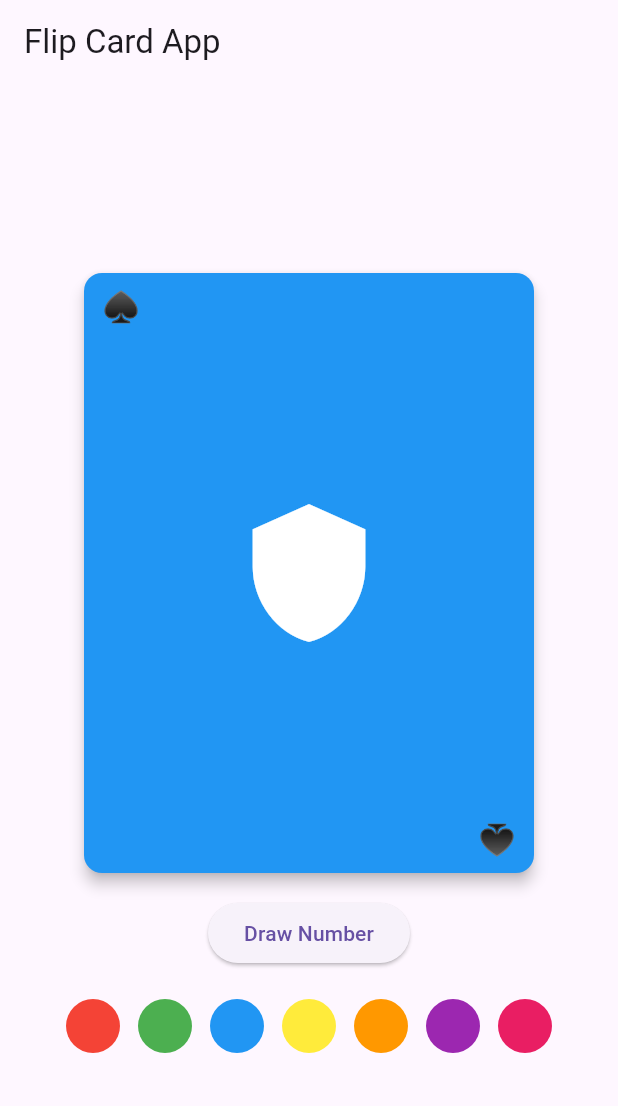
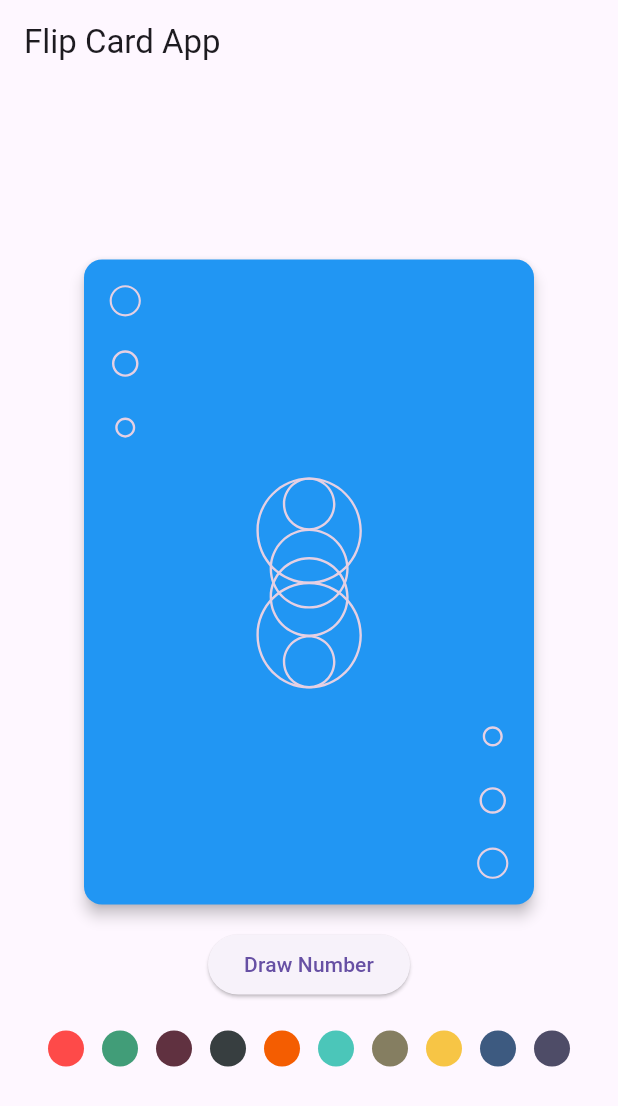
Before and after one commit to zepetriko/ordera, a Flutter app: the screen it shows after launch, on a phone screen of 412 x 824 dp. Shown: the top 1106 px of the screen. Run offline on Flutter 3.47's test engine with Material 3 defaults, Android fonts, the light colour scheme and no system bars; drawn by our look-alikes of flip_card; our stand-ins replace flutter_svg, shared_preferences.

Commit message:
add visual to cards, changed color palette and timer to redraw

```diff
--- a/ordera/lib/main.dart
+++ b/ordera/lib/main.dart
@@ -6,10 +6,12 @@ void main() {
 }
 
 class MyApp extends StatelessWidget {
+  const MyApp({super.key});
+
   @override
   Widget build(BuildContext context) {
     return MaterialApp(
-      title: 'Flip Card App',
+      title: 'Card App',
       theme: ThemeData(
         primarySwatch: Colors.blue,
         visualDensity: VisualDensity.adaptivePlatformDensity,
--- a/ordera/lib/screens/home_screen.dart
+++ b/ordera/lib/screens/home_screen.dart
@@ -14,7 +14,7 @@ class _HomeScreenState extends State<HomeScreen> {
   Color backColor = Colors.blue;
   int? number;
 
-
+  @override
   void initState() {
     super.initState();
     _loadColor();
--- a/ordera/lib/widgets/color_selector.dart
+++ b/ordera/lib/widgets/color_selector.dart
@@ -8,13 +8,16 @@ class ColorSelector extends StatelessWidget {
   @override
   Widget build(BuildContext context) {
     final List<Color> colors = [
-      Colors.red,
-      Colors.green,
-      Colors.blue,
-      Colors.yellow,
-      Colors.orange,
-      Colors.purple,
-      Colors.pink,
+      Color(0xFFFE4A49),
+      Color(0xFF419D78),
+      Color(0xFF603140),
+      Color(0xFF373E40),
+      Color(0xFFF45D01),
+      Color(0xFF4BC6B9),
+      Color(0xFF857E61),
+      Color(0xFFF7C545),
+      Color(0xFF3D5A80),
+      Color(0xFF4E4C67),
     ];
 
     return Row(
@@ -24,8 +27,8 @@ class ColorSelector extends StatelessWidget {
           onTap: () => onColorTap(color),
           child: Container(
             margin: const EdgeInsets.symmetric(horizontal: 6),
-            width: 36,
-            height: 36,
+            width: 24,
+            height: 24,
             decoration: BoxDecoration(
               color: color,
               shape: BoxShape.circle,
--- a/ordera/lib/widgets/flip_card_widget.dart
+++ b/ordera/lib/widgets/flip_card_widget.dart
@@ -1,5 +1,6 @@
 import 'package:flutter/material.dart';
 import 'package:flip_card/flip_card.dart';
+import 'package:flutter_svg/flutter_svg.dart';
 import 'dart:math';
 import 'dart:async';
 
@@ -98,18 +99,40 @@ class _FlipCardWidgetState extends State<FlipCardWidget> {
             front: CardFrontWidget(
               key: ValueKey(widget.backColor.toString()),
               backgroundColor: widget.backColor,
-              cornerSymbol: '♠️',
-              centerIcon: Icons.shield,
+              bigCircle: SvgPicture.asset(
+                'assets/big_circle.svg',
+                width: 25,
+                height: 25,
+                color: Color(0xFFE5D0E3),
+              ),
+              avgCircle: SvgPicture.asset(
+                'assets/avg_circle.svg',
+                width: 18.8,
+                height: 18.8,
+                color: Color(0xFFE5D0E3),
+              ),
+              smallCircle: SvgPicture.asset(
+                'assets/small_circle.svg',
+                width: 14.13,
+                height: 14.13,
+                color: Color(0xFFE5D0E3),
+              ),
+              centerIcon: SvgPicture.asset(
+                'assets/center_symbol.svg',
+                width: 75,
+                height: 150,
+                color: Color(0xFFE5D0E3),
+              )
             ),
             back: Card(
-              color: Colors.white10,
+              color: Color(0xFFFBFBFF),
               child: SizedBox(
-                height: 400,
+                height: 430,
                 width: 300,
                 child: Center(
                   child: Text(
-                    widget.number?.toString() ?? "No number",
-                    style: TextStyle(fontSize: 100, fontWeight: FontWeight.bold, color: Colors.white),
+                    widget.number?.toString() ?? "00",
+                    style: TextStyle(fontSize: 215, fontWeight: FontWeight.w400, color: Color(0xFF373E40)),
                   ),
                 ),
               ),
--- a/ordera/lib/widgets/front_flip_card_widget.dart
+++ b/ordera/lib/widgets/front_flip_card_widget.dart
@@ -1,60 +1,77 @@
 import 'package:flutter/material.dart';
 
-class CardFrontWidget extends StatefulWidget {
+class CardFrontWidget extends StatelessWidget {
   final Color backgroundColor;
-  final String cornerSymbol;
-  final IconData centerIcon;
+  final Widget bigCircle;
+  final Widget avgCircle;
+  final Widget smallCircle;
+  final Widget centerIcon;
 
   const CardFrontWidget({
     super.key,
     required this.backgroundColor,
-    required this.cornerSymbol,
-    this.centerIcon = Icons.star,
+    required this.bigCircle,
+    required this.centerIcon,
+    required this.avgCircle,
+    required this.smallCircle,
   });
 
   @override
-  _CardFrontWidgetState createState() => _CardFrontWidgetState();
-}
-
-class _CardFrontWidgetState extends State<CardFrontWidget> {
-  @override
   Widget build(BuildContext context) {
     return Card(
-      color: widget.backgroundColor,
+      color: backgroundColor,
       shape: RoundedRectangleBorder(
         borderRadius:  BorderRadius.circular(12)
       ),
       elevation: 4,
       child: SizedBox(
         width: 300,
-        height: 400,
+        height: 430,
         child: Stack(
           children: [
             Center(
-              child: Icon(
-                widget.centerIcon,
-                size: 100,
-                color: Colors.white,
-              ),
+              child: centerIcon,
+            ),
+
+            Positioned(
+              top: 15,
+              left: 15,
+              child: bigCircle,
             ),
             Positioned(
-              top: 8,
-              left: 12,
-              child: Text(
-                widget.cornerSymbol,
-                style: const TextStyle(fontSize: 20, color: Colors.white),
-              ),
+              top: 60,
+              left: 18.1,
+              child: avgCircle,
             ),
             Positioned(
-              bottom: 8,
-              right: 12,
+              top: 105,
+              left: 20.435,
+              child: smallCircle,
+            ),
+
+            Positioned(
+              bottom: 15,
+              right: 15,
               child: Transform.rotate(
                 angle: 3.1416,
-                child: Text(
-                  widget.cornerSymbol,
-                  style: const TextStyle(fontSize: 20, color: Colors.white),
+                child: bigCircle,
                 ),
-              ),
+            ),
+            Positioned(
+              bottom: 60,
+              right: 18.1,
+              child: Transform.rotate(
+                angle: 3.1416,
+                child: avgCircle,
+                ),
+            ),
+            Positioned(
+              bottom: 105,
+              right: 20.435,
+              child: Transform.rotate(
+                angle: 3.1416,
+                child: smallCircle,
+                ),
             ),
           ],
         ),
--- a/ordera/pubspec.yaml
+++ b/ordera/pubspec.yaml
@@ -32,6 +32,7 @@ dependencies:
     sdk: flutter
   flip_card: ^0.5.0
   shared_preferences: ^2.2.2
+  flutter_svg: ^2.0.7
 
   # The following adds the Cupertino Icons font to your application.
   # Use with the CupertinoIcons class for iOS style icons.
@@ -54,6 +55,8 @@ dev_dependencies:
 # The following section is specific to Flutter packages.
 flutter:
 
+  assets:
+    - assets/
   # The following line ensures that the Material Icons font is
   # included with your application, so that you can use the icons in
   # the material Icons class.
```
Also changed, not shown: ordera/assets/avg_circle.svg (added), ordera/assets/big_circle.svg (added), ordera/assets/center_symbol.svg (added), ordera/assets/small_circle.svg (added), ordera/pubspec.lock, 1 other file.
